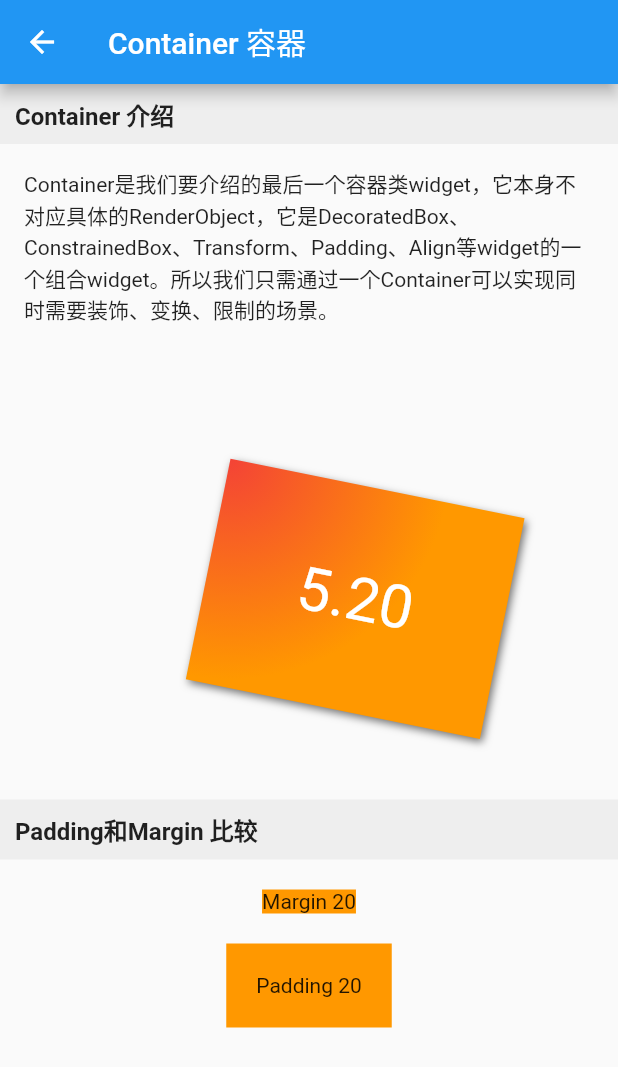
After one commit to NateRobinson/flutter_starter_notes, a Flutter app: the ContainerAbout screen opened by its route, on a phone screen of 412 x 824 dp. The commit adds this screen. Shown: the top 1067 px of the screen. Run offline on Flutter 3.47's test engine with Material 2 defaults, Android fonts, the phone set to English and light mode, and no system bars.

Commit message:
add container about

```diff
--- a/lib/config/RouterConfig.dart
+++ b/lib/config/RouterConfig.dart
@@ -1,6 +1,7 @@
 import 'package:flutter/material.dart';
 import 'package:flutter_starter_notes/ui/BoxAbout.dart';
 import 'package:flutter_starter_notes/ui/ButtonAbout.dart';
+import 'package:flutter_starter_notes/ui/ContainerAbout.dart';
 import 'package:flutter_starter_notes/ui/DecoratedBoxAbout.dart';
 import 'package:flutter_starter_notes/ui/FlexAbout.dart';
 import 'package:flutter_starter_notes/ui/HomePage.dart';
@@ -132,6 +133,14 @@ class RouterConfig {
             title: "变换 Transform",
           ),
     ),
+    RouterBean(
+      "/containerabout",
+      "Container 容器",
+      "container",
+      (context) => ContainerAbout(
+            title: "Container 容器",
+          ),
+    ),
   ];
 
   static Map<String, WidgetBuilder> genRouters() {
--- /dev/null
+++ b/lib/ui/ContainerAbout.dart
@@ -0,0 +1,68 @@
+import 'package:flutter/material.dart';
+import 'package:flutter_starter_notes/component/CommonTitle.dart';
+
+class ContainerAbout extends StatelessWidget {
+  ContainerAbout({Key key, this.title});
+
+  final String title;
+
+  @override
+  Widget build(BuildContext context) {
+    return Scaffold(
+      appBar: AppBar(
+        title: Text(title),
+      ),
+      body: SingleChildScrollView(
+        child: Column(
+          children: <Widget>[
+            CommonTitle('Container 介绍'),
+            Container(
+              padding: EdgeInsets.all(16),
+              child: Text(
+                  "Container是我们要介绍的最后一个容器类widget，它本身不对应具体的RenderObject，它是DecoratedBox、ConstrainedBox、Transform、Padding、Align等widget的一个组合widget。所以我们只需通过一个Container可以实现同时需要装饰、变换、限制的场景。"),
+            ),
+            Container(
+              margin: EdgeInsets.only(top: 50.0, left: 120.0, bottom: 100.0),
+              //容器外补白
+              constraints: BoxConstraints.tightFor(width: 200.0, height: 150.0),
+              //卡片大小
+              decoration: BoxDecoration(
+                  //背景装饰
+                  gradient: RadialGradient(
+                      //背景径向渐变
+                      colors: [Colors.red, Colors.orange],
+                      center: Alignment.topLeft,
+                      radius: .98),
+                  boxShadow: [
+                    //卡片阴影
+                    BoxShadow(
+                        color: Colors.black54,
+                        offset: Offset(2.0, 2.0),
+                        blurRadius: 4.0)
+                  ]),
+              transform: Matrix4.rotationZ(.2),
+              //卡片倾斜变换
+              alignment: Alignment.center,
+              //卡片内文字居中
+              child: Text(
+                //卡片文字
+                "5.20", style: TextStyle(color: Colors.white, fontSize: 40.0),
+              ),
+            ),
+            CommonTitle('Padding和Margin 比较'),
+            Container(
+              margin: EdgeInsets.all(20.0), //容器外补白
+              color: Colors.orange,
+              child: Text("Margin 20"),
+            ),
+            Container(
+              padding: EdgeInsets.all(20.0), //容器内补白
+              color: Colors.orange,
+              child: Text("Padding 20"),
+            ),
+          ],
+        ),
+      ),
+    );
+  }
+}
```
